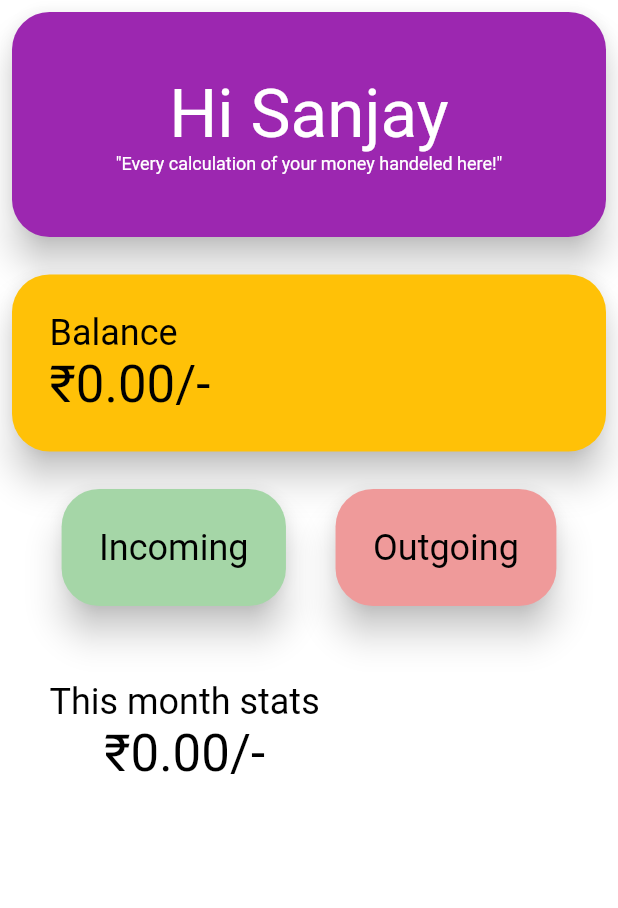
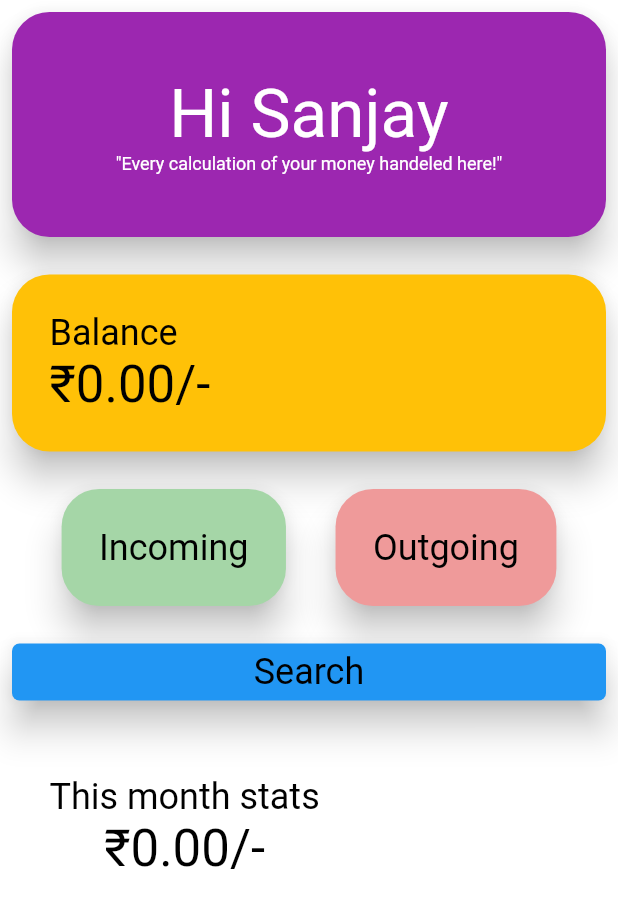
Before and after one commit to chandumunna/flutter-mtracker, a Flutter app: the screen it shows after launch, on a phone screen of 412 x 824 dp. Shown: the top 908 px of the screen. Run offline on Flutter 3.47's test engine with Material 2 defaults, Android fonts, the phone set to English and light mode, and no system bars; our stand-ins replace cloud_firestore, datetime_picker_formfield, firebase_core, google_fonts; accounts and stored records are empty; Roboto replaces fonts that are missing (Catamaran); statements that could not run were skipped.

Commit message:
Added Search Feature

```diff
--- a/lib/add_transaction.dart
+++ b/lib/add_transaction.dart
@@ -204,6 +204,8 @@ class _AddTransactionState extends State<AddTransaction> {
                               date: formatDate(dateTime),
                               description: _descriptionCtrl.text.trim(),
                               pin: false,
+                              searchIndex:
+                                  indexGenerator(_noteCtrl.text.trim()),
                             );
                             DatabaseManager.addTransaction(model)
                                 .then((value) => Navigator.pop(context));
--- a/lib/edit_transaction.dart
+++ b/lib/edit_transaction.dart
@@ -232,6 +232,8 @@ class _EditTransactionState extends State<EditTransaction> {
                               date: formatDate(dateTime),
                               description: _descriptionCtrl.text.trim(),
                               pin: widget.transactionModel.pin,
+                              searchIndex:
+                                  indexGenerator(_noteCtrl.text.trim()),
                             );
                             DatabaseManager.addTransaction(model)
                                 .then((value) => Navigator.pop(context));
--- a/lib/home.dart
+++ b/lib/home.dart
@@ -2,6 +2,7 @@ import 'package:flutter/material.dart';
 import 'package:mtracker/services/database_manager.dart';
 import 'package:mtracker/widget/balance.dart';
 import 'package:mtracker/widget/monthly_stats.dart';
+import 'package:mtracker/widget/search_btn.dart';
 import 'package:mtracker/widget/transaction_buttons.dart';
 import 'package:mtracker/widget/welcome.dart';
 
@@ -14,6 +15,8 @@ class HomeScreen extends StatefulWidget {
 }
 
 class _HomeScreenState extends State<HomeScreen> {
+  bool isLoading = true;
+
   @override
   void initState() {
     WidgetsBinding.instance.addPostFrameCallback((_) {
@@ -31,6 +34,9 @@ class _HomeScreenState extends State<HomeScreen> {
           ),
         ),
       );
+      setState(() {
+        isLoading = false;
+      });
     });
     super.initState();
   }
@@ -40,13 +46,19 @@ class _HomeScreenState extends State<HomeScreen> {
     return SafeArea(
       child: Padding(
         padding: const EdgeInsets.all(8.0),
-        child: ListView(
+        child: isLoading
+            ? const Center(
+                child: CircularProgressIndicator(),
+              )
+            : ListView(
                 children: const [
                   WelcomeWidget(),
                   SizedBox(height: 25),
                   BalanceWidget(),
                   SizedBox(height: 25),
                   TransactionButtonsWidget(),
+                  SizedBox(height: 25),
+                  SearchBtn(),
                   SizedBox(height: 25),
                   MonthlyStatsWidget(),
                 ],
--- a/lib/model/transaction.dart
+++ b/lib/model/transaction.dart
@@ -9,6 +9,7 @@ class TransactionModel {
   String date;
   String description;
   bool pin;
+  List searchIndex;
 
   TransactionModel({
     required this.id,
@@ -19,6 +20,7 @@ class TransactionModel {
     required this.date,
     required this.description,
     required this.pin,
+    required this.searchIndex,
   });
 
   TransactionModel.fromDoc(DocumentSnapshot doc)
@@ -29,7 +31,8 @@ class TransactionModel {
         timestamp = doc['timestamp'] as Timestamp,
         date = doc['date'] as String,
         description = doc['description'] as String,
-        pin = doc['pin'] as bool;
+        pin = doc['pin'] as bool,
+        searchIndex = doc['search_index'] as List;
 
   Map<String, Object> toJson() => {
         'id': id,
@@ -40,5 +43,6 @@ class TransactionModel {
         'date': date,
         'description': description,
         'pin': pin,
+        'search_index': searchIndex,
       };
 }
--- a/lib/routes/route.dart
+++ b/lib/routes/route.dart
@@ -5,6 +5,7 @@ import 'package:mtracker/edit_transaction.dart';
 import 'package:mtracker/home.dart';
 import 'package:mtracker/login.dart';
 import 'package:mtracker/model/transaction.dart';
+import 'package:mtracker/search_transation.dart';
 import 'package:mtracker/start.dart';
 
 class RouteGenerator {
@@ -30,6 +31,11 @@ class RouteGenerator {
       case AllTransaction.route:
         return MaterialPageRoute(
           builder: (context) => const AllTransaction(),
+          settings: settings,
+        );
+      case SearchTransaction.route:
+        return MaterialPageRoute(
+          builder: (context) => const SearchTransaction(),
           settings: settings,
         );
       case EditTransaction.route:
--- a/lib/services/database_manager.dart
+++ b/lib/services/database_manager.dart
@@ -7,6 +7,11 @@ class DatabaseManager {
   String version = '1.0';
   static final FirebaseFirestore _db = FirebaseFirestore.instance;
   static const String TRANSACTION_COLLECTION_NAME = 'Transaction_A';
+
+  static Stream<QuerySnapshot> searchTransaction(String key) => _db
+      .collection(TRANSACTION_COLLECTION_NAME)
+      .where("search_index", arrayContains: key)
+      .snapshots();
 
   static Stream<QuerySnapshot> getAllTransaction() => _db
       .collection(TRANSACTION_COLLECTION_NAME)
--- a/lib/widget/monthly_stats.dart
+++ b/lib/widget/monthly_stats.dart
@@ -25,10 +25,11 @@ class MonthlyStatsWidget extends StatelessWidget {
           } else {
             final List<DocumentSnapshot<Object?>> allTransactions =
                 snapshot.data!.docs;
+
             final List<TransactionModel> allTransactionsModel = allTransactions
                 .map((e) => TransactionModel.fromDoc(e))
                 .toList();
-
+            print("allTransactionsModel $allTransactionsModel");
             final List<TransactionModel> currentMonthOutgoing =
                 outgoingTransactionOnMonth(allTransactionsModel);
             final num totalSum = getTotalSum(currentMonthOutgoing);
--- /dev/null
+++ b/lib/widget/search_btn.dart
@@ -0,0 +1,35 @@
+import 'package:flutter/material.dart';
+import 'package:mtracker/constant.dart';
+import 'package:mtracker/search_transation.dart';
+
+class SearchBtn extends StatelessWidget {
+  const SearchBtn({
+    Key? key,
+  }) : super(key: key);
+
+  @override
+  Widget build(BuildContext context) {
+    return GestureDetector(
+      onTap: () {
+        Navigator.pushNamed(context, SearchTransaction.route);
+      },
+      child: Material(
+        borderRadius: BorderRadius.circular(5.0),
+        color: Colors.blue,
+        elevation: cardElevation,
+        child: Padding(
+          padding: const EdgeInsets.all(5.0),
+          child: Center(
+            child: Text(
+              'Search',
+              style: Theme.of(context)
+                  .textTheme
+                  .headline5!
+                  .copyWith(color: Colors.black),
+            ),
+          ),
+        ),
+      ),
+    );
+  }
+}
```
Also changed, not shown: lib/all_transaction.dart (+5 -95 lines), lib/constant.dart (+13 -0 lines), lib/search_transation.dart (added, +75 -0 lines), lib/widget/transaction_list_widget.dart (added, +105 -0 lines), 1 other file. Lines whose indentation alone changed are shown as unchanged.
